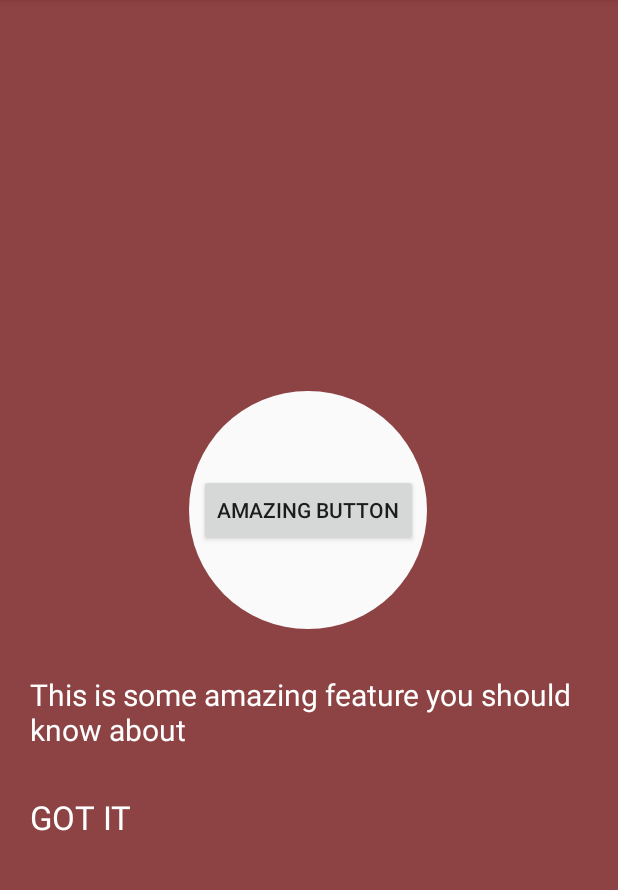
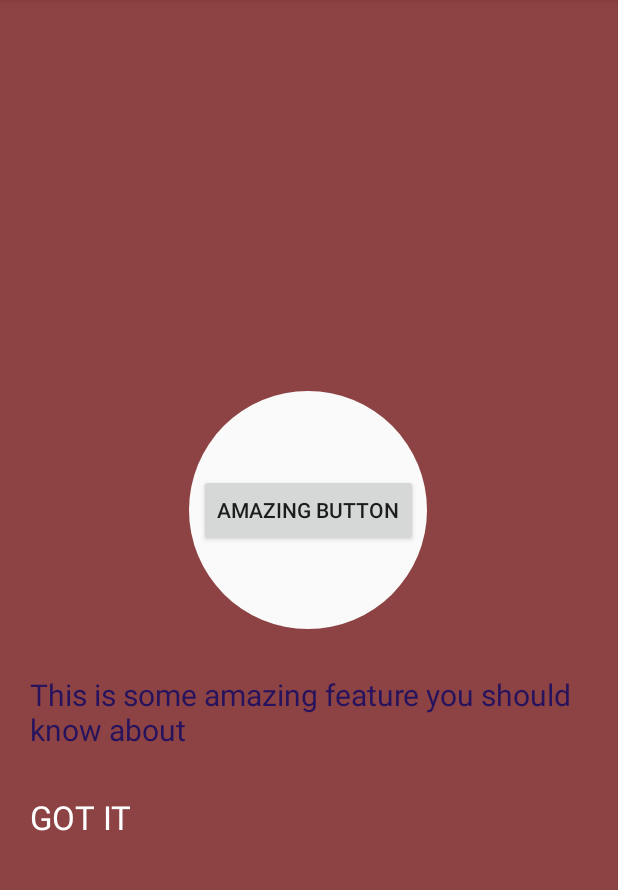
Before and after one commit to PansesPonder/PansesPonder, an Android app: the screen it shows after launch (MainActivity), on a phone screen of 412 x 824 dp, the part 84-974 px from its top. Run offline under Robolectric (Android 15) with nearby library versions, the phone set to English and light mode, and no system bars.

Commit message:
add configurable text colors

```diff
--- a/library/src/main/java/uk/co/deanwild/materialshowcaseview/MaterialShowcaseView.java
+++ b/library/src/main/java/uk/co/deanwild/materialshowcaseview/MaterialShowcaseView.java
@@ -27,7 +27,10 @@ import android.widget.TextView;
  * Created by deanwild on 04/08/15.
  */
 public class MaterialShowcaseView extends FrameLayout implements View.OnTouchListener, View.OnClickListener {
-    private Activity mActivity;
+
+    private static final String DEFAULT_MASK_COLOUR = "#bb335075";
+    private static final int DEFAULT_RADIUS = 200;
+
     private int mOldHeight;
     private int mOldWidth;
     private Bitmap mBitmap;
@@ -38,7 +41,7 @@ public class MaterialShowcaseView extends FrameLayout implements View.OnTouchLis
     private int mYPosition;
     private CharSequence content;
     private CharSequence title;
-    private int mRadius = 200;
+    private int mRadius = DEFAULT_RADIUS;
     private boolean mUseAutoRadius = true;
     private View mContentBox;
     private TextView mContentTextView;
@@ -47,8 +50,6 @@ public class MaterialShowcaseView extends FrameLayout implements View.OnTouchLis
     private int mContentBottomMargin;
     private int mContentTopMargin;
     private boolean mDismissOnTouch = false;
-    private CharSequence mContentText;
-    private CharSequence mDismissText;
     private boolean mShouldRedraw = true;
     private boolean mShouldRender = false; // flag to decide when we should actually render
     private int mMaskColour;
@@ -77,7 +78,6 @@ public class MaterialShowcaseView extends FrameLayout implements View.OnTouchLis
 
     private void init(Context context) {
         setWillNotDraw(false);
-        mActivity = (Activity) context;
 
         // make sure we add a global layout listener so we can adapt to changes
         getViewTreeObserver().addOnGlobalLayoutListener(new UpdateOnGlobalLayout());
@@ -85,14 +85,13 @@ public class MaterialShowcaseView extends FrameLayout implements View.OnTouchLis
         // consume touch events
         setOnTouchListener(this);
 
-
         View contentView = LayoutInflater.from(getContext()).inflate(R.layout.showcase_content, this, true);
         mContentBox = contentView.findViewById(R.id.content_box);
         mContentTextView = (TextView) contentView.findViewById(R.id.tv_content);
         mDismissButton = (TextView) contentView.findViewById(R.id.tv_dismiss);
         mDismissButton.setOnClickListener(this);
 
-        mMaskColour = Color.parseColor("#bb335075");
+        mMaskColour = Color.parseColor(DEFAULT_MASK_COLOUR);
     }
 
 
@@ -141,10 +140,6 @@ public class MaterialShowcaseView extends FrameLayout implements View.OnTouchLis
 
         // Draw the bitmap on our views  canvas.
         canvas.drawBitmap(mBitmap, 0, 0, null);
-
-        applyContentText();
-        applyDismissText();
-
     }
 
     @Override
@@ -231,18 +226,6 @@ public class MaterialShowcaseView extends FrameLayout implements View.OnTouchLis
         }
     }
 
-    private void applyContentText() {
-        if (mContentTextView != null && !mContentTextView.getText().equals(mContentText)) {
-            mContentTextView.setText(mContentText);
-        }
-    }
-
-    private void applyDismissText(){
-        if (mDismissButton != null && !mDismissButton.getText().equals(mDismissText)) {
-            mDismissButton.setText(mDismissText);
-        }
-    }
-
     @Override
     public void invalidate() {
         mShouldRedraw = true;
@@ -263,13 +246,27 @@ public class MaterialShowcaseView extends FrameLayout implements View.OnTouchLis
     }
 
     private void setContentText(CharSequence contentText) {
-        mContentText = contentText;
-        applyContentText();
+        if (mContentTextView != null) {
+            mContentTextView.setText(contentText);
+        }
     }
 
     private void setDismissText(CharSequence dismissText) {
-        mDismissText = dismissText;
-        applyDismissText();
+        if (mDismissButton != null) {
+            mDismissButton.setText(dismissText);
+        }
+    }
+
+    private void setContentTextColor(int textColour) {
+        if (mContentTextView != null) {
+            mContentTextView.setTextColor(textColour);
+        }
+    }
+
+    private void setDismissTextColor(int textColour) {
+        if (mDismissButton != null) {
+            mDismissButton.setTextColor(textColour);
+        }
     }
 
     private void setDismissOnTouch(boolean dismissOnTouch) {
@@ -387,6 +384,17 @@ public class MaterialShowcaseView extends FrameLayout implements View.OnTouchLis
             return this;
         }
 
+        public Builder setContentTextColor(int textColour) {
+            showcaseView.setContentTextColor(textColour);
+            return this;
+        }
+
+        public Builder setDismissTextColor(int textColour) {
+            showcaseView.setDismissTextColor(textColour);
+            return this;
+        }
+
+
         public MaterialShowcaseView build() {
             showcaseView.setShouldRender(true);
 
--- a/sample/src/main/java/uk/co/deanwild/materialshowcaseviewsample/MainActivity.java
+++ b/sample/src/main/java/uk/co/deanwild/materialshowcaseviewsample/MainActivity.java
@@ -40,6 +40,8 @@ public class MainActivity extends ActionBarActivity implements View.OnClickListe
                 .setDismissText("GOT IT")
                 .setContentText("This is some amazing feature you should know about")
                 .setMaskColour(Color.parseColor("#bb660000"))
+                .setContentTextColor(Color.parseColor("#bb006600"))
+                .setContentTextColor(Color.parseColor("#bb000066"))
                 .build();
     }
 }
```
